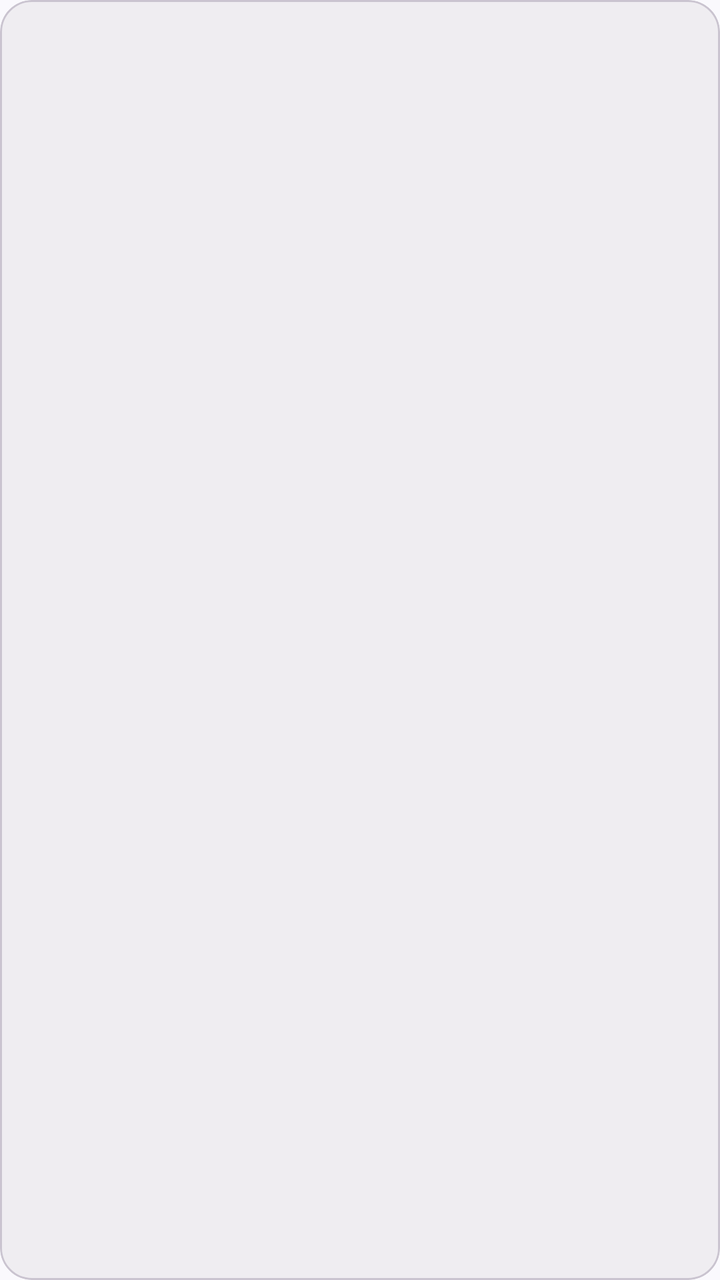
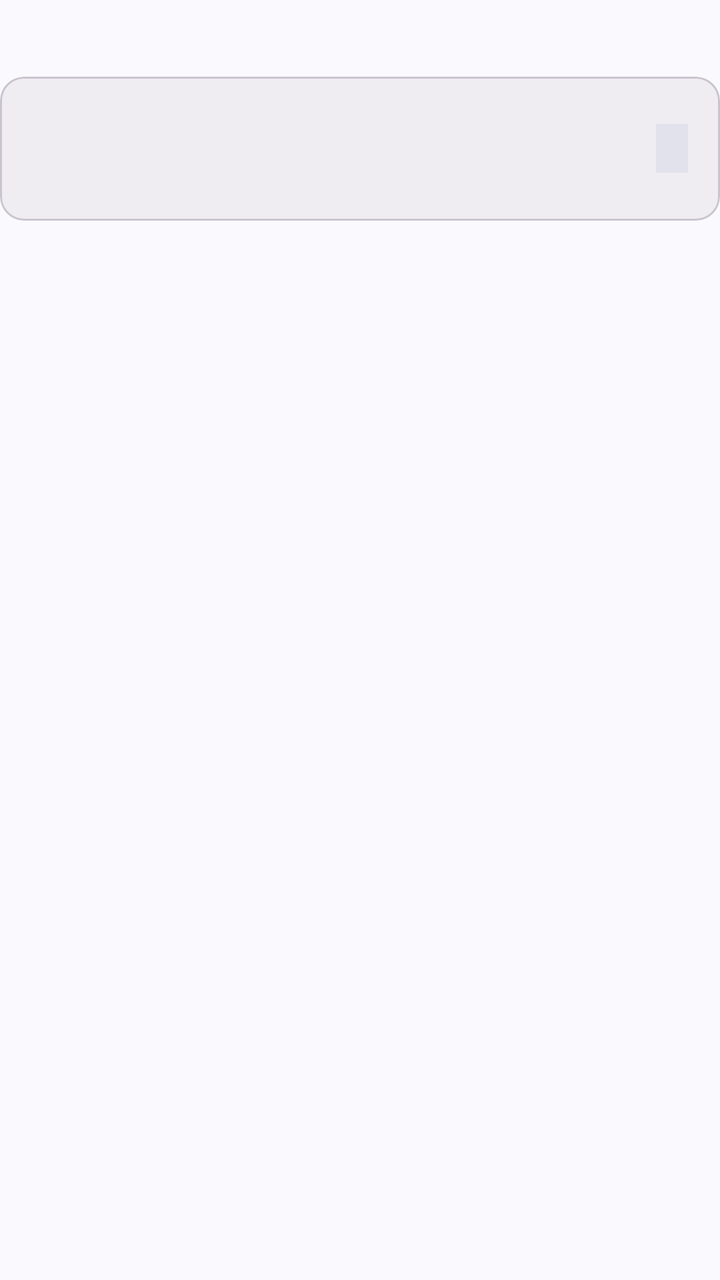

Two renders of the same Android screen: before a commit and after it. Below are the layout's source before the change and the commit's diff.
<!-- AndroidManifest.xml: application theme Theme.CodeAssist -->
<!-- res/layout/item_log.xml -->
<?xml version="1.0" encoding="utf-8"?>
<com.google.android.material.card.MaterialCardView 
    xmlns:android="http://schemas.android.com/apk/res/android"
    xmlns:app="http://schemas.android.com/apk/res-auto"
    android:layout_width="match_parent"
    android:layout_height="wrap_content"
    android:layout_marginBottom="8dp"
    app:cardCornerRadius="16dp"
    app:cardElevation="0dp"
    app:strokeWidth="1dp"
    app:strokeColor="?attr/colorOutlineVariant"
    app:cardBackgroundColor="?attr/colorSurfaceContainer">

    <LinearLayout
        android:layout_width="match_parent"
        android:layout_height="wrap_content"
        android:orientation="vertical"
        android:padding="16dp">

        
        <TextView
            android:id="@+id/tvCommitHeader"
            android:layout_width="match_parent"
            android:layout_height="wrap_content"
            android:textAppearance="?attr/textAppearanceTitleMedium"
            android:textColor="?attr/colorOnSurface"/>
            
        
        <TextView
            android:id="@+id/tvCommitAuthor"
            android:layout_width="match_parent"
            android:layout_height="wrap_content"
            android:layout_marginTop="4dp"
            android:textColor="?attr/colorOnSurfaceVariant"
            android:textAppearance="?attr/textAppearanceBodySmall"/>
            
    </LinearLayout>
</com.google.android.material.card.MaterialCardView>
<!-- resources referenced by this layout -->
<resources>
  <style name="Theme.CodeAssist" parent="Theme.Material3.DynamicColors.DayNight.NoActionBar">
          
          <item name="android:statusBarColor">?attr/colorSurface</item>
          <item name="android:windowLightStatusBar">false</item>
      </style>
</resources>

<!-- the commit's change to res/layout/item_log.xml (unified diff, before → after) -->
@@ -1,38 +1,75 @@
 <?xml version="1.0" encoding="utf-8"?>
-<com.google.android.material.card.MaterialCardView 
-    xmlns:android="http://schemas.android.com/apk/res/android"
+<LinearLayout xmlns:android="http://schemas.android.com/apk/res/android"
     xmlns:app="http://schemas.android.com/apk/res-auto"
     android:layout_width="match_parent"
     android:layout_height="wrap_content"
-    android:layout_marginBottom="8dp"
-    app:cardCornerRadius="16dp"
-    app:cardElevation="0dp"
-    app:strokeWidth="1dp"
-    app:strokeColor="?attr/colorOutlineVariant"
-    app:cardBackgroundColor="?attr/colorSurfaceContainer">
+    android:orientation="vertical">
 
-    <LinearLayout
+    
+    <TextView
+        android:id="@+id/tvLogSectionHeader"
         android:layout_width="match_parent"
         android:layout_height="wrap_content"
-        android:orientation="vertical"
-        android:padding="16dp">
+        android:paddingTop="14dp"
+        android:paddingBottom="8dp"
+        android:paddingStart="4dp"
+        android:textAppearance="?attr/textAppearanceBodySmall"
+        android:textColor="?attr/colorOnSurfaceVariant"
+        android:textStyle="bold" />
 
-        
-        <TextView
-            android:id="@+id/tvCommitHeader"
+    <com.google.android.material.card.MaterialCardView
+        android:layout_width="match_parent"
+        android:layout_height="wrap_content"
+        android:layout_marginBottom="4dp"
+        app:cardCornerRadius="12dp"
+        app:cardElevation="0dp"
+        app:strokeWidth="1dp"
+        app:strokeColor="?attr/colorOutlineVariant"
+        app:cardBackgroundColor="?attr/colorSurfaceContainer">
+
+        <LinearLayout
             android:layout_width="match_parent"
             android:layout_height="wrap_content"
-            android:textAppearance="?attr/textAppearanceTitleMedium"
-            android:textColor="?attr/colorOnSurface"/>
+            android:orientation="horizontal"
+            android:gravity="center_vertical"
+            android:padding="16dp">
+
+            <LinearLayout
+                android:layout_width="0dp"
+                android:layout_height="wrap_content"
+                android:layout_weight="1"
+                android:orientation="vertical"
+                android:layout_marginEnd="16dp">
+
+                
+                <TextView
+                    android:id="@+id/tvCommitHeader"
+                    android:layout_width="match_parent"
+                    android:layout_height="wrap_content"
+                    android:textAppearance="?attr/textAppearanceBodyLarge"
+                    android:textColor="?attr/colorOnSurface" />
+                    
+                
+                <TextView
+                    android:id="@+id/tvCommitAuthor"
+                    android:layout_width="match_parent"
+                    android:layout_height="wrap_content"
+                    android:layout_marginTop="2dp"
+                    android:textColor="?attr/colorOnSurfaceVariant"
+                    android:textAppearance="?attr/textAppearanceBodySmall" />
+            </LinearLayout>
+
             
-        
-        <TextView
-            android:id="@+id/tvCommitAuthor"
-            android:layout_width="match_parent"
-            android:layout_height="wrap_content"
-            android:layout_marginTop="4dp"
-            android:textColor="?attr/colorOnSurfaceVariant"
-            android:textAppearance="?attr/textAppearanceBodySmall"/>
-            
-    </LinearLayout>
-</com.google.android.material.card.MaterialCardView>
+            <TextView
+                android:id="@+id/tvCommitHash"
+                android:layout_width="wrap_content"
+                android:layout_height="wrap_content"
+                android:textAppearance="?attr/textAppearanceLabelMedium"
+                android:textColor="?attr/colorPrimary"
+                android:fontFamily="monospace"
+                android:background="?attr/colorSurfaceVariant"
+                android:paddingHorizontal="8dp"
+                android:paddingVertical="4dp" />
+        </LinearLayout>
+    </com.google.android.material.card.MaterialCardView>
+</LinearLayout>
